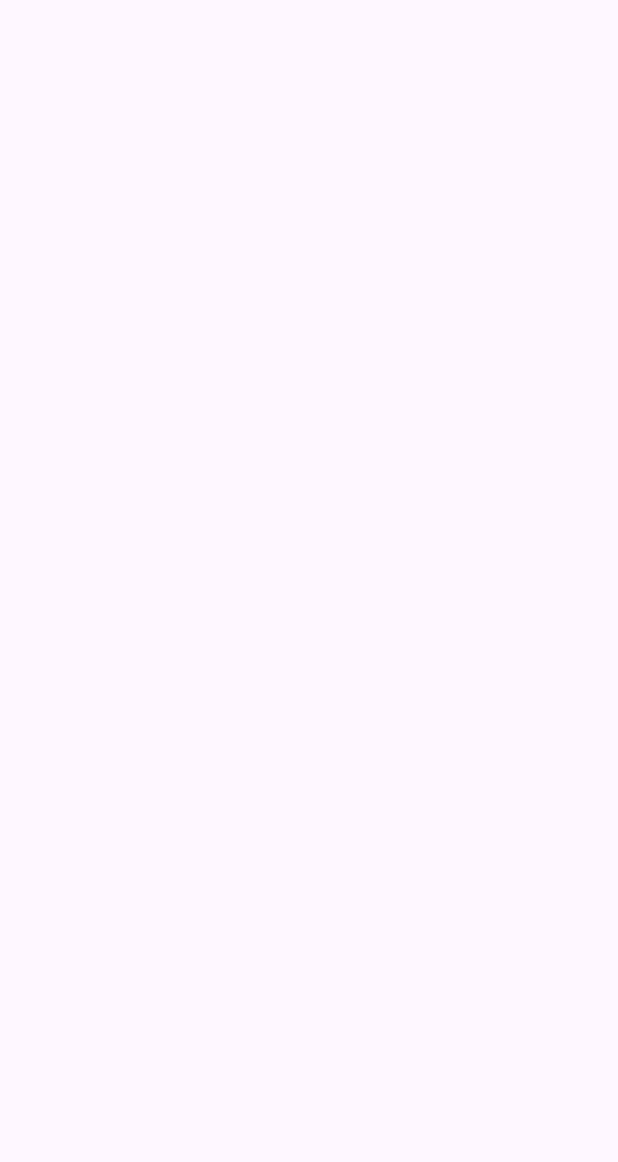
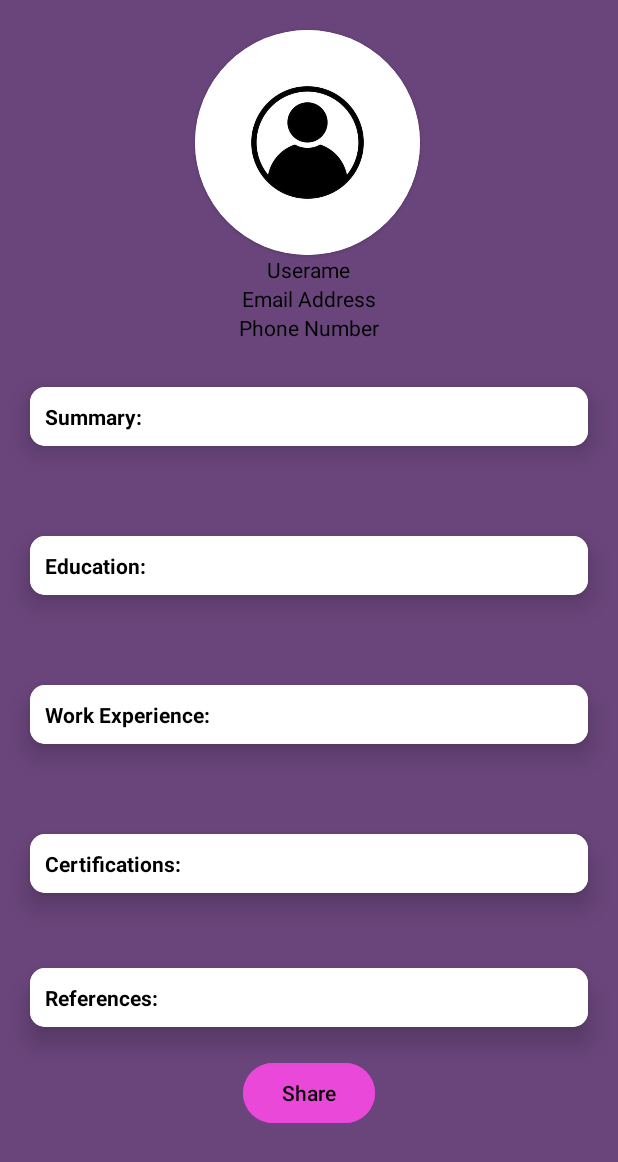
Before and after one commit to Fareeha-nk/SMD-Assignment_2, an Android app: the Preview screen opened directly, with no data from a screen before it, on a phone screen of 412 x 824 dp. Before the commit the part shown is empty. Shown: the top 1162 px of the screen. Run offline under Robolectric (Android 15) with nearby library versions, the phone set to English and light mode, and no system bars.

Commit message:
assignment_2

```diff
--- a/app/src/main/res/layout/activity_preview.xml
+++ b/app/src/main/res/layout/activity_preview.xml
@@ -1,10 +1,186 @@
 <?xml version="1.0" encoding="utf-8"?>
-<androidx.constraintlayout.widget.ConstraintLayout xmlns:android="http://schemas.android.com/apk/res/android"
+<LinearLayout xmlns:android="http://schemas.android.com/apk/res/android"
     xmlns:app="http://schemas.android.com/apk/res-auto"
     xmlns:tools="http://schemas.android.com/tools"
     android:id="@+id/main"
     android:layout_width="match_parent"
     android:layout_height="match_parent"
+    android:background="@color/purple"
+    android:orientation="vertical"
     tools:context=".Preview">
 
-</androidx.constraintlayout.widget.ConstraintLayout>
+    <androidx.cardview.widget.CardView
+        android:layout_width="150dp"
+        android:layout_height="150dp"
+        android:layout_marginTop="20dp"
+        android:layout_marginStart="130dp"
+        app:cardCornerRadius="80dp">
+
+        <ImageView
+            android:layout_width="match_parent"
+            android:layout_height="match_parent"
+            android:src="@drawable/person_logo">
+        </ImageView>
+
+    </androidx.cardview.widget.CardView>
+
+    <TextView
+        android:layout_width="wrap_content"
+        android:layout_height="wrap_content"
+        android:text="Userame"
+        android:textColor="@color/black"
+        android:layout_gravity="center"
+        android:id="@+id/preview_username">
+    </TextView>
+
+    <TextView
+        android:layout_width="wrap_content"
+        android:layout_height="wrap_content"
+        android:text="Email Address"
+        android:textColor="@color/black"
+        android:layout_gravity="center"
+        android:id="@+id/preview_email">
+    </TextView>
+
+    <TextView
+        android:layout_width="wrap_content"
+        android:layout_height="wrap_content"
+        android:text="Phone Number"
+        android:textColor="@color/black"
+        android:layout_gravity="center"
+        android:id="@+id/preview_phone_number">
+    </TextView>
+
+    <androidx.cardview.widget.CardView
+        android:layout_width="match_parent"
+        android:layout_height="wrap_content"
+        android:layout_marginStart="20dp"
+        android:layout_marginEnd="20dp"
+        app:cardCornerRadius="10dp"
+        app:cardElevation="10dp"
+        android:layout_marginVertical="30dp"
+        android:background="@android:color/transparent">
+
+        <TextView
+            android:layout_width="match_parent"
+            android:layout_height="match_parent"
+            android:background="@android:color/white"
+            android:gravity="start"
+            android:textColor="@color/black"
+            android:padding="10dp"
+            android:text="Summary: "
+            android:textStyle="bold"
+            android:id="@+id/preview_summary"
+            />
+    </androidx.cardview.widget.CardView>
+
+    <androidx.cardview.widget.CardView
+        android:layout_width="match_parent"
+        android:layout_height="wrap_content"
+        android:layout_marginStart="20dp"
+        android:layout_marginEnd="20dp"
+        app:cardCornerRadius="10dp"
+        app:cardElevation="10dp"
+        android:layout_marginVertical="30dp"
+        android:background="@android:color/transparent">
+
+    <TextView
+        android:layout_width="match_parent"
+        android:layout_height="match_parent"
+        android:background="@android:color/white"
+        android:gravity="start"
+        android:textColor="@color/black"
+        android:padding="10dp"
+        android:text="Education: "
+        android:textStyle="bold"
+        android:id="@+id/preview_education">
+    </TextView>
+
+    </androidx.cardview.widget.CardView>
+
+
+    <androidx.cardview.widget.CardView
+        android:layout_width="match_parent"
+        android:layout_height="wrap_content"
+        android:layout_marginStart="20dp"
+        android:layout_marginEnd="20dp"
+        app:cardCornerRadius="10dp"
+        app:cardElevation="10dp"
+        android:layout_marginVertical="30dp"
+        android:background="@android:color/transparent">
+
+        <TextView
+            android:layout_width="match_parent"
+            android:layout_height="match_parent"
+            android:background="@android:color/white"
+            android:gravity="start"
+            android:textColor="@color/black"
+            android:padding="10dp"
+            android:text="Work Experience: "
+            android:textStyle="bold"
+            android:id="@+id/preview_experience">
+        </TextView>
+
+    </androidx.cardview.widget.CardView>
+
+    <androidx.cardview.widget.CardView
+        android:layout_width="match_parent"
+        android:layout_height="wrap_content"
+        android:layout_marginStart="20dp"
+        android:layout_marginEnd="20dp"
+        app:cardCornerRadius="10dp"
+        app:cardElevation="10dp"
+        android:layout_marginVertical="30dp"
+        android:background="@android:color/transparent">
+
+        <TextView
+            android:layout_width="match_parent"
+            android:layout_height="match_parent"
+            android:background="@android:color/white"
+            android:gravity="start"
+            android:textColor="@color/black"
+            android:padding="10dp"
+            android:text="Certifications: "
+            android:textStyle="bold"
+            android:id="@+id/preview_certifications">
+        </TextView>
+
+    </androidx.cardview.widget.CardView>
+
+    <androidx.cardview.widget.CardView
+        android:layout_width="match_parent"
+        android:layout_height="wrap_content"
+        android:layout_marginStart="20dp"
+        android:layout_marginEnd="20dp"
+        app:cardCornerRadius="10dp"
+        app:cardElevation="10dp"
+        android:layout_marginVertical="20dp"
+        android:background="@android:color/transparent">
+
+        <TextView
+            android:layout_width="match_parent"
+            android:layout_height="match_parent"
+            android:background="@android:color/white"
+            android:gravity="start"
+            android:textColor="@color/black"
+            android:padding="10dp"
+            android:text="References: "
+            android:textStyle="bold"
+            android:id="@+id/preview_references">
+        </TextView>
+
+    </androidx.cardview.widget.CardView>
+
+    <Button
+        android:layout_width="wrap_content"
+        android:layout_height="wrap_content"
+        android:layout_gravity="center"
+        android:backgroundTint="@color/pink"
+        android:text="Share"
+        android:textColor="@color/black"
+        android:id="@+id/preview_share">
+
+    </Button>
+
+
+</LinearLayout>
```
